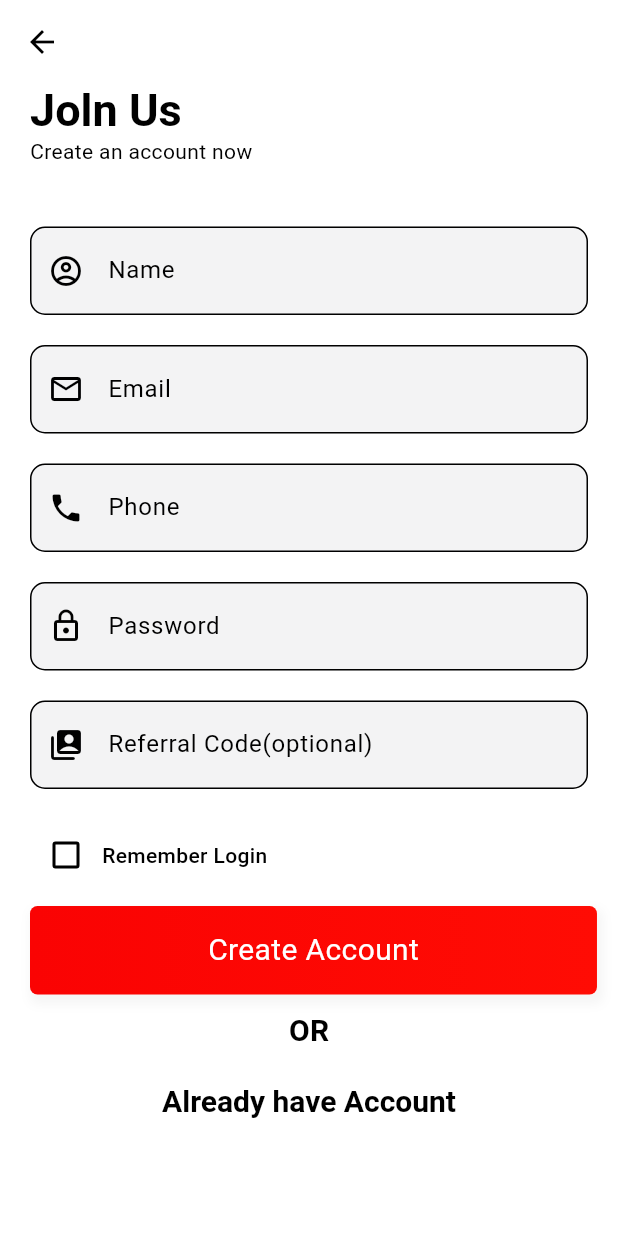
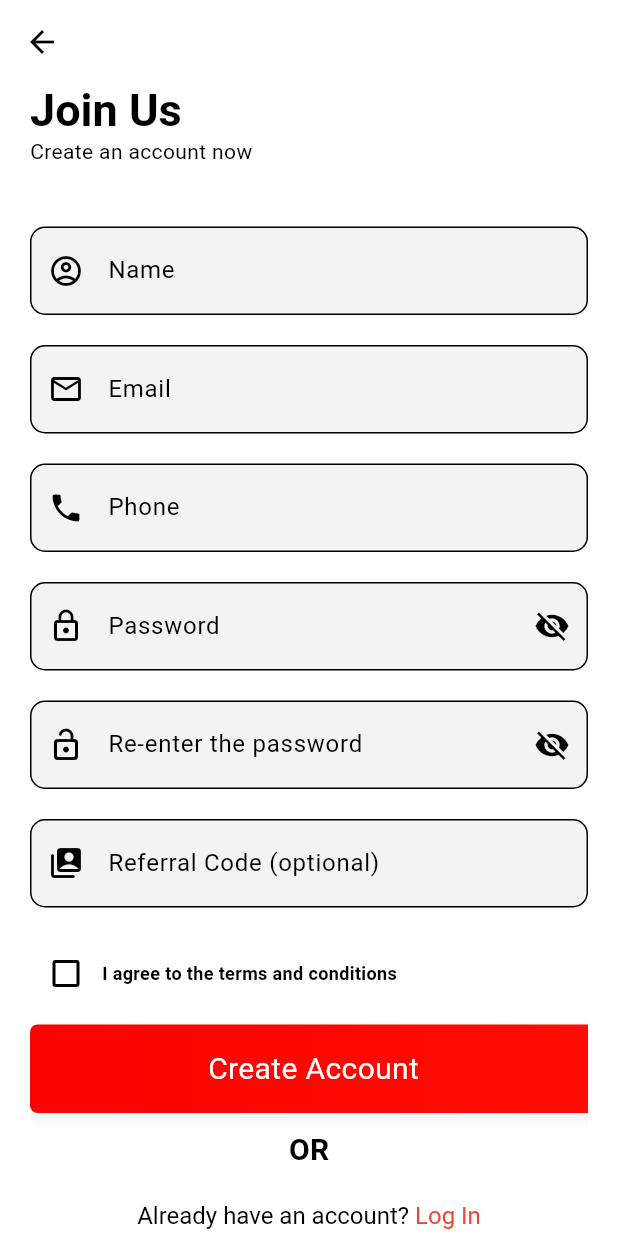
Before and after one commit to liempn13/nloffice_hrm_flutter_app, a Flutter app: the CreateAcount screen opened directly, on a phone screen of 412 x 824 dp. Run offline on Flutter 3.47's test engine with Material 3 defaults, Android fonts, the phone set to English and light mode, and no system bars; our stand-ins replace adaptive_theme, animate_do, awesome_notifications, connectivity_plus, device_info_plus, easy_localization and 10 more; missing offline and left inert: custom_clippers, dart:ffi, mysql_client, singleton; statements that could not run were skipped.

Commit message:
fix merge conflict from 'main' to 'liem'

```diff
--- a/lib/views/screen/auth/login/login_screen.dart
+++ b/lib/views/screen/auth/login/login_screen.dart
@@ -60,10 +60,10 @@
                   //labelPadding: EdgeInsets.symmetric(horizontal: 10),
                   tabs: const [
                     Tab(
-                      text: 'Phone Number',
+                      text: 'Email Address',
                     ),
                     Tab(
-                      text: 'Email Address',
+                      text: 'Phone Number',
                     ),
                   ],
                 ),
@@ -72,8 +72,8 @@
             Expanded(
               child: TabBarView(
                 children: [
-                  Center(child: login_Email(title: 'Login')),
-                  Center(child: login_Phone(title: 'Login')),
+                  Center(child: LoginEmail(title: 'Login')),
+                  Center(child: LoginPhone(title: 'Login')),
                 ],
               ),
             ),
--- a/lib/views/screen/sign_up.dart
+++ b/lib/views/screen/sign_up.dart
@@ -14,9 +14,19 @@
   final emailController = TextEditingController();
   final nameController = TextEditingController();
   final phoneController = TextEditingController();
-  final PasswordController = TextEditingController();
+  final passwordController = TextEditingController();
+  final reEnterPasswordController = TextEditingController();
   final referralController = TextEditingController();
   bool ckrememberLogin = false;
+  bool _passwordVisible = false;
+  bool _reEnterPasswordVisible = false;
+
+  @override
+  void initState() {
+    super.initState();
+    _passwordVisible = false;
+    _reEnterPasswordVisible = false;
+  }
 
   @override
   Widget build(BuildContext context) {
@@ -68,7 +78,8 @@
                                         BorderRadius.all(Radius.circular(10)),
                                   ),
                                   fillColor: Color(0xfff3f3f4),
-                                    filled: true),
+                                  filled: true,
+                                ),
                               ),
                               SizedBox(
                                 height: 20,
@@ -86,7 +97,8 @@
                                         BorderRadius.all(Radius.circular(10)),
                                   ),
                                   fillColor: Color(0xfff3f3f4),
-                                    filled: true),
+                                  filled: true,
+                                ),
                               ),
                               SizedBox(
                                 height: 20,
@@ -104,25 +116,71 @@
                                         BorderRadius.all(Radius.circular(10)),
                                   ),
                                   fillColor: Color(0xfff3f3f4),
-                                    filled: true),
+                                  filled: true,
+                                ),
                               ),
                               SizedBox(
                                 height: 20,
                               ),
                               TextField(
-                                controller: PasswordController,
+                                controller: passwordController,
                                 scrollPadding: EdgeInsets.only(bottom: 150),
                                 style: TextStyle(fontSize: 18),
-                                obscureText: true,
+                                obscureText: !_passwordVisible,
                                 decoration: InputDecoration(
                                   prefixIcon: Icon(Icons.lock_outline),
+                                  suffixIcon: IconButton(
+                                    icon: Icon(
+                                      _passwordVisible
+                                          ? Icons.visibility
+                                          : Icons.visibility_off,
+                                    ),
+                                    onPressed: () {
+                                      setState(() {
+                                        _passwordVisible = !_passwordVisible;
+                                      });
+                                    },
+                                  ),
                                   labelText: "Password",
                                   border: OutlineInputBorder(
                                     borderRadius:
                                         BorderRadius.all(Radius.circular(10)),
                                   ),
                                   fillColor: Color(0xfff3f3f4),
-                                    filled: true),
+                                  filled: true,
+                                ),
+                              ),
+                              SizedBox(
+                                height: 20,
+                              ),
+                              TextField(
+                                controller: reEnterPasswordController,
+                                scrollPadding: EdgeInsets.only(bottom: 150),
+                                style: TextStyle(fontSize: 18),
+                                obscureText: !_reEnterPasswordVisible,
+                                decoration: InputDecoration(
+                                  prefixIcon: Icon(Icons.lock_open_rounded),
+                                  suffixIcon: IconButton(
+                                    icon: Icon(
+                                      _reEnterPasswordVisible
+                                          ? Icons.visibility
+                                          : Icons.visibility_off,
+                                    ),
+                                    onPressed: () {
+                                      setState(() {
+                                        _reEnterPasswordVisible =
+                                            !_reEnterPasswordVisible;
+                                      });
+                                    },
+                                  ),
+                                  labelText: "Re-enter the password",
+                                  border: OutlineInputBorder(
+                                    borderRadius:
+                                        BorderRadius.all(Radius.circular(10)),
+                                  ),
+                                  fillColor: Color(0xfff3f3f4),
+                                  filled: true,
+                                ),
                               ),
                               SizedBox(
                                 height: 20,
@@ -135,13 +193,14 @@
                                 decoration: InputDecoration(
                                   prefixIcon:
                                       Icon(Icons.switch_account_rounded),
-                                    labelText: "Referral Code(optional)",
+                                  labelText: "Referral Code (optional)",
                                   border: OutlineInputBorder(
                                     borderRadius:
                                         BorderRadius.all(Radius.circular(10)),
                                   ),
                                   fillColor: Color(0xfff3f3f4),
-                                    filled: true),
+                                  filled: true,
+                                ),
                               ),
                             ],
                           ),
@@ -158,7 +217,7 @@
                     Row(
                       mainAxisAlignment: MainAxisAlignment.center,
                       crossAxisAlignment: CrossAxisAlignment.center,
-                      children: [_LogInButon()],
+                      children: [_createAccountButton()],
                     ),
                     SizedBox(
                       height: 10,
@@ -196,39 +255,24 @@
     return RichText(
       textAlign: TextAlign.center,
       text: TextSpan(
-          text: "Joln Us",
+        text: "Join Us",
         style: TextStyle(
             fontWeight: FontWeight.w700, fontSize: 30, color: Colors.black),
-        ));
-  }
-
-  Widget _backButton() {
-    return InkWell(
-      onTap: () => {Navigator.pop(context)},
-      child: Container(
-        padding: EdgeInsets.symmetric(horizontal: 10),
-        child: Row(
-          children: [
-            Container(
-              padding: EdgeInsets.only(left: 0, top: 10, bottom: 10),
-              child: Icon(
-                Icons.keyboard_arrow_left,
-                color: Colors.black,
-              ),
-            ),
-            Text(
-              "Back",
-              style: TextStyle(fontSize: 13, fontWeight: FontWeight.w500),
-            )
-          ],
-        ),
       ),
     );
   }
 
-  Widget _LogInButon() {
+  Widget _createAccountButton() {
     return InkWell(
-        onTap: () {},
+      onTap: () {
+        // Process the create account with the form data
+        print('Name: ${nameController.text}');
+        print('Email: ${emailController.text}');
+        print('Phone: ${phoneController.text}');
+        print('Password: ${passwordController.text}');
+        print('Re-enter Password: ${reEnterPasswordController.text}');
+        print('Referral Code: ${referralController.text}');
+      },
       child: Container(
         width: MediaQuery.of(context).size.width / 1.09,
         alignment: Alignment.center,
@@ -240,21 +284,24 @@
               color: Colors.grey.shade100,
               offset: Offset(2, 4),
               blurRadius: 5,
-                  spreadRadius: 2)
+              spreadRadius: 2,
+            ),
           ],
           gradient: LinearGradient(
             begin: Alignment.centerLeft,
             end: Alignment.centerRight,
             colors: <Color>[
               Color.fromARGB(255, 250, 3, 3),
-                  Color.fromARGB(255, 255, 12, 4)
-                ]),
+              Color.fromARGB(255, 255, 12, 4),
+            ],
+          ),
         ),
         child: Text(
           'Create Account',
           style: TextStyle(fontSize: 20, color: Colors.white),
         ),
-        ));
+      ),
+    );
   }
 
   Widget _alreadyAccount() {
@@ -265,21 +312,26 @@
         crossAxisAlignment: CrossAxisAlignment.center,
         children: [
           RichText(
-              text: TextSpan(children: [
+            text: TextSpan(
+              text: 'Already have an account? ',
+              style: const TextStyle(fontSize: 16, color: Colors.black),
+              children: [
                 TextSpan(
-                text: 'Already have Account',
-                style: const TextStyle(
-                    fontSize: 20,
-                    color: Colors.black,
-                    fontWeight: FontWeight.bold),
+                  text: 'Log In',
+                  style: const TextStyle(fontSize: 16, color: Colors.red),
                   recognizer: TapGestureRecognizer()
                     ..onTap = () {
                       Navigator.push(
                         context,
-                      MaterialPageRoute(builder: (context) => login_Screen()),
+                        MaterialPageRoute(
+                          builder: (context) => login_Screen(),
+                        ),
                       );
-                  })
-          ]))
+                    },
+                ),
+              ],
+            ),
+          ),
         ],
       ),
     );
@@ -291,28 +343,23 @@
       padding: EdgeInsets.symmetric(vertical: 0),
       width: MediaQuery.of(context).size.width,
       child: Row(
-        mainAxisAlignment: MainAxisAlignment.start,
-        children: [
-          Column(
         children: [
           Checkbox(
             value: ckrememberLogin,
-                  onChanged: (value) => {
+            onChanged: (bool? newValue) {
               setState(() {
-                          ckrememberLogin = value!;
-                        })
-                      })
-            ],
+                ckrememberLogin = newValue ?? false;
+              });
+            },
           ),
-          Column(
-            children: [
           Container(
             child: Text(
-                  'Remember Login',
-                  style: TextStyle(fontSize: 14, fontWeight: FontWeight.w500),
+              "I agree to the terms and conditions",
+              style: TextStyle(
+                  fontWeight: FontWeight.w700,
+                  fontSize: 12,
+                  color: Colors.black),
             ),
-              )
-            ],
           )
         ],
       ),
```
Also changed, not shown: lib/views/custom_widgets/employeelist_screen.dart (added, +47 -0 lines), lib/views/screen/auth/login/login_email.dart (+93 -57 lines), lib/views/screen/auth/login/login_phone.dart (+54 -27 lines), lib/views/screen/menu_screen.dart (added, +139 -0 lines). Lines whose indentation alone changed are shown as unchanged.
